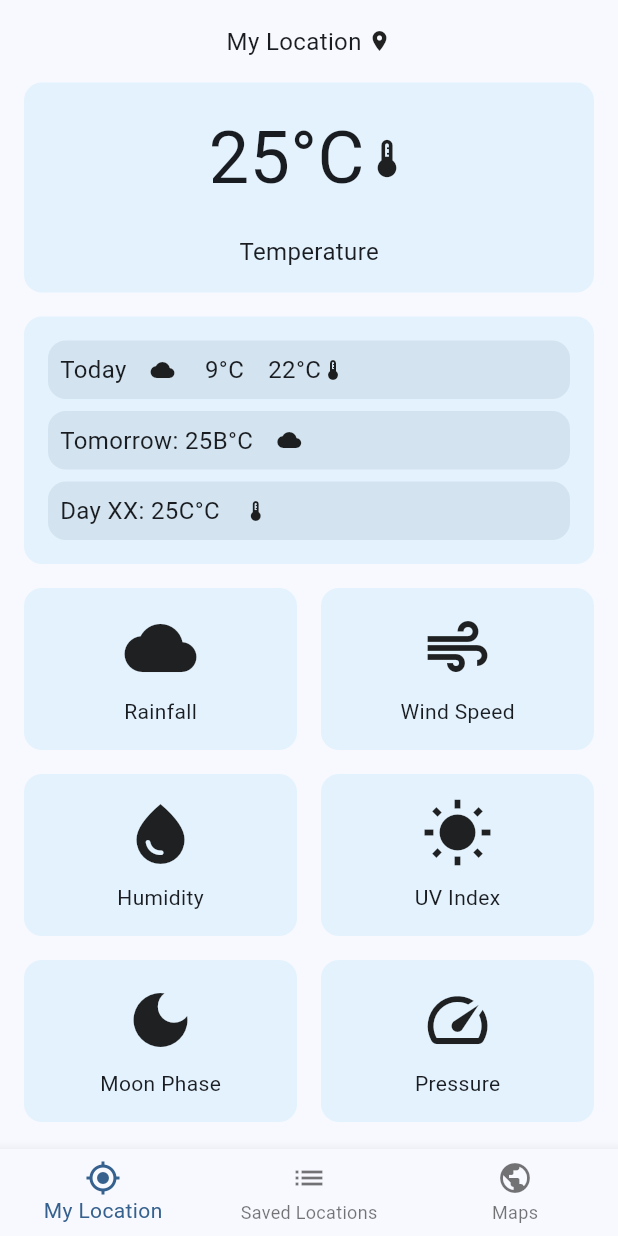
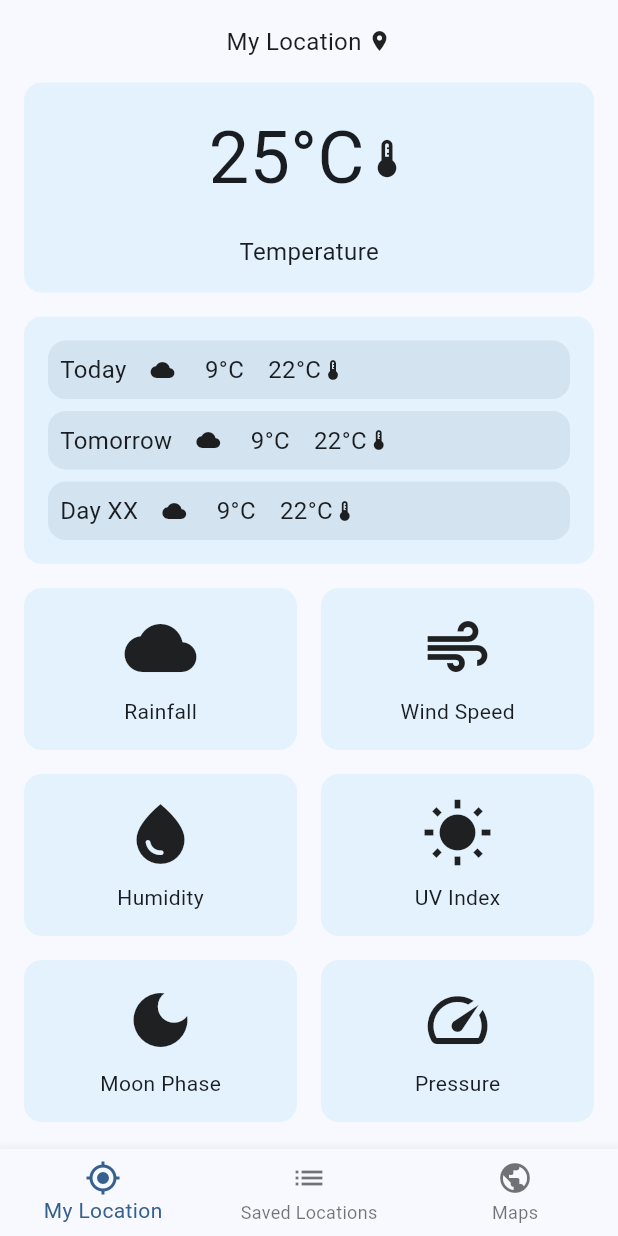
Before and after one commit to mthsaar/kleema, a Flutter app: the screen it shows after launch, on a phone screen of 412 x 824 dp. Run offline on Flutter 3.47's test engine with Material 3 defaults, Android fonts, the phone set to English and light mode, and no system bars.

Commit message:
week view updated

```diff
--- a/lib/main.dart
+++ b/lib/main.dart
@@ -150,7 +150,7 @@ class _MyHomePageState extends State<MyHomePage> {
                       mainAxisAlignment: MainAxisAlignment.start,
                       children: [
                         Text(
-                          'Tomorrow: 25B°C',
+                          'Tomorrow',
                           style: const TextStyle(
                             fontSize: 16.0,
                             fontWeight: FontWeight.normal,
@@ -158,6 +158,24 @@ class _MyHomePageState extends State<MyHomePage> {
                         ),
                         const SizedBox(width: 16.0),
                         const Icon(Icons.cloud, size: 16.0),
+                        const SizedBox(width: 16.0),
+                        Text(
+                          ' 9°C',
+                          style: const TextStyle(
+                            fontSize: 16.0,
+                            fontWeight: FontWeight.normal,
+                          ),
+                        ),
+                        const SizedBox(width: 16.0),
+
+                        Text(
+                          '22°C',
+                          style: const TextStyle(
+                            fontSize: 16.0,
+                            fontWeight: FontWeight.normal,
+                          ),
+                        ),
+                        const Icon(Icons.thermostat, size: 16.0),
                       ],
                     ),
                   ),
@@ -172,13 +190,31 @@ class _MyHomePageState extends State<MyHomePage> {
                       mainAxisAlignment: MainAxisAlignment.start,
                       children: [
                         Text(
-                          'Day XX: 25C°C',
+                          'Day XX',
                           style: const TextStyle(
                             fontSize: 16.0,
                             fontWeight: FontWeight.normal,
                           ),
                         ),
                         const SizedBox(width: 16.0),
+                        const Icon(Icons.cloud, size: 16.0),
+                        const SizedBox(width: 16.0),
+                        Text(
+                          ' 9°C',
+                          style: const TextStyle(
+                            fontSize: 16.0,
+                            fontWeight: FontWeight.normal,
+                          ),
+                        ),
+                        const SizedBox(width: 16.0),
+
+                        Text(
+                          '22°C',
+                          style: const TextStyle(
+                            fontSize: 16.0,
+                            fontWeight: FontWeight.normal,
+                          ),
+                        ),
                         const Icon(Icons.thermostat, size: 16.0),
                       ],
                     ),
```
